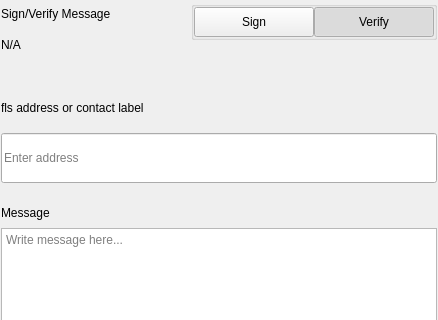
First picture: the form in src/qt/fls/settings/forms/settingssignmessagewidgets.ui, repository Liquid369/blank, before the edit; both pictures show x 0 to 438 and y 0 to 320 of the 438 by 579 pixel window.
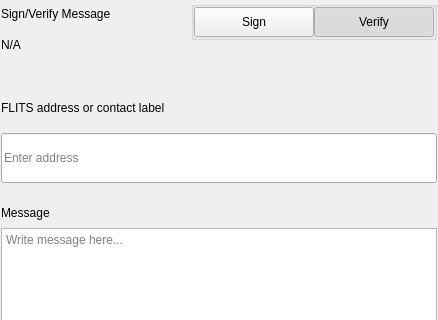
Second picture: the form after the edit.

The edit to the form file:
```diff
--- a/src/qt/fls/settings/forms/settingssignmessagewidgets.ui
+++ b/src/qt/fls/settings/forms/settingssignmessagewidgets.ui
@@ -276,7 +276,7 @@
                </size>
               </property>
               <property name="text">
-               <string>fls address or contact label</string>
+               <string>FLITS address or contact label</string>
               </property>
              </widget>
             </item>
```
